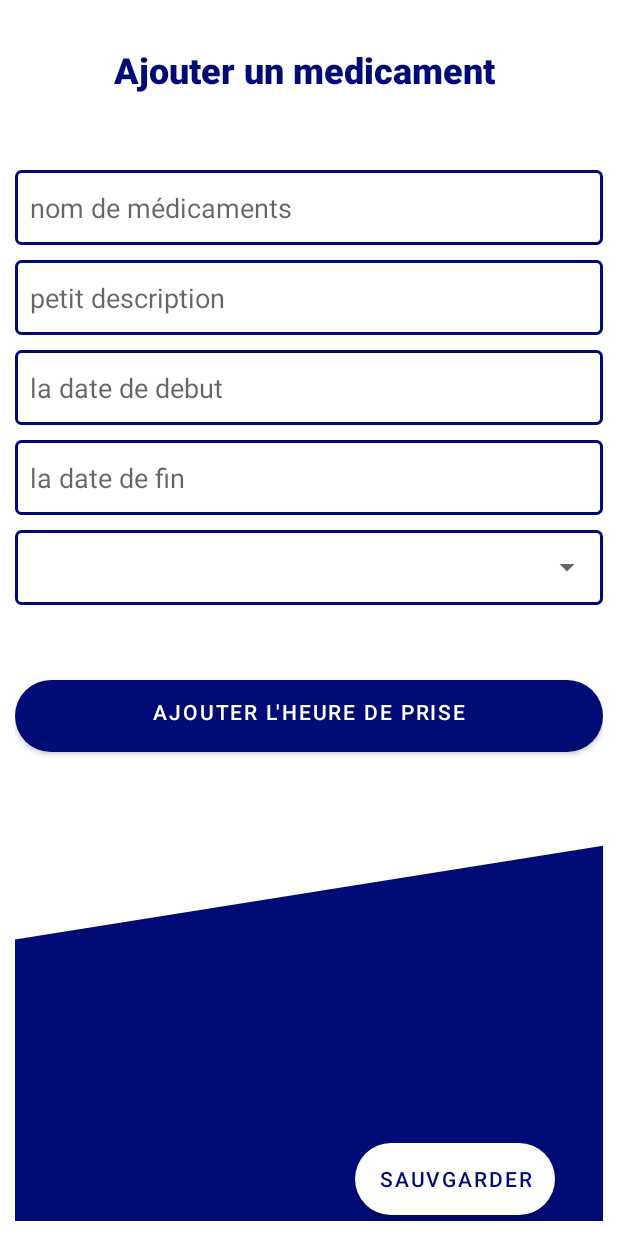
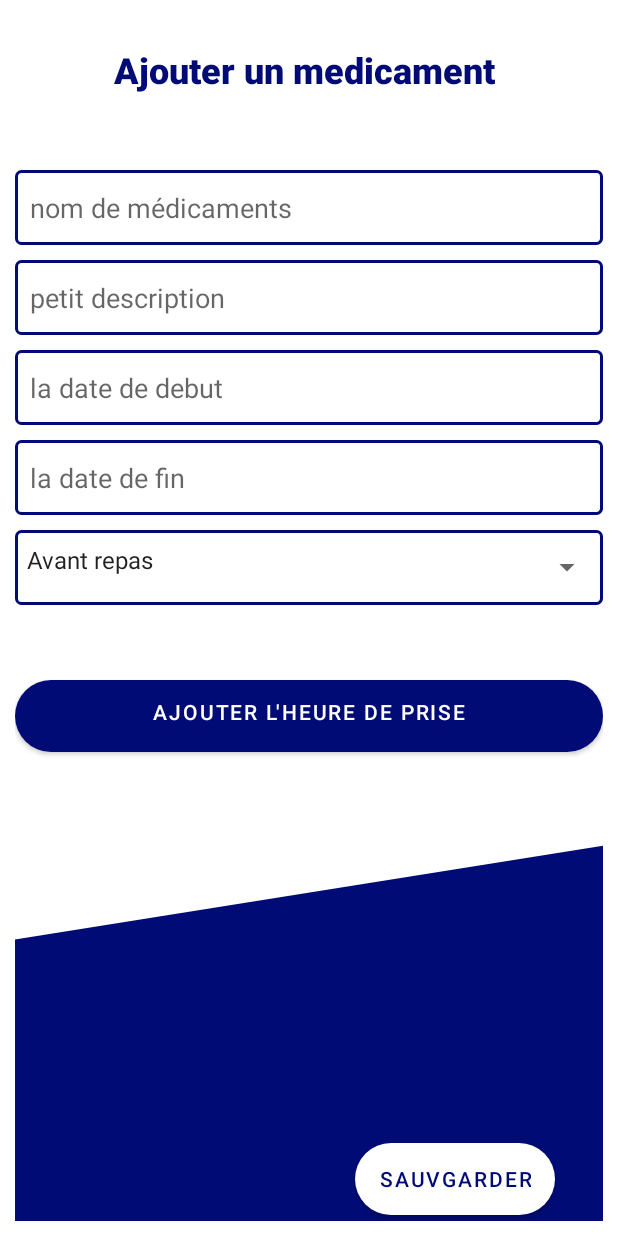
Before and after one commit to moncefadj/MedcareTeam, an Android app: the ajouterMed screen opened directly, with no data from a screen before it, on a phone screen of 412 x 824 dp. Run offline under Robolectric (Android 15) with nearby library versions, the phone set to English and light mode, and no system bars; Roboto replaces fonts that are not available here.

Commit message:
some Edites

```diff
--- a/app/src/main/res/values/strings.xml
+++ b/app/src/main/res/values/strings.xml
@@ -38,5 +38,11 @@
         <item>Gynéco-obstétrique</item>
     </string-array>
 
+    <string-array name="instructions">
+        <item>Avant repas</item>
+        <item>Au milieu repas</item>
+        <item>Apres repas</item>
+    </string-array>
+
 
 </resources>
```
